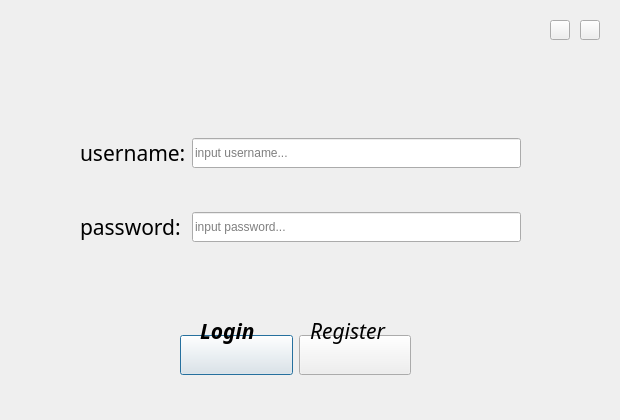
Qt form phase2/loginpage.ui (Friend-Albert/logisticsManagement) before a commit.
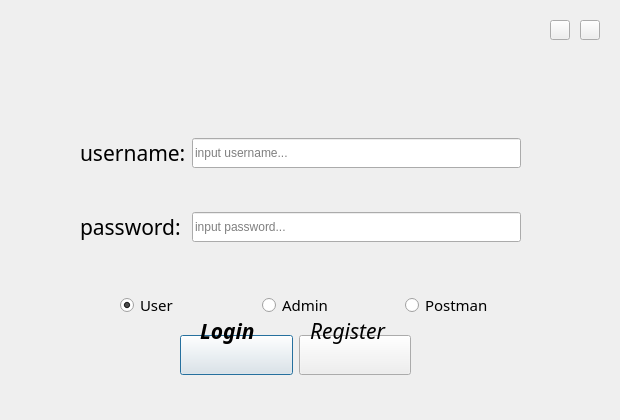
The same form after that commit.

Commit message: complete admin page

Diff of the .ui file:
```diff
--- a/phase2/loginpage.ui
+++ b/phase2/loginpage.ui
@@ -236,6 +236,60 @@
      <string/>
     </property>
    </widget>
+   <widget class="QWidget" name="horizontalLayoutWidget">
+    <property name="geometry">
+     <rect>
+      <x>110</x>
+      <y>280</y>
+      <width>421</width>
+      <height>31</height>
+     </rect>
+    </property>
+    <layout class="QHBoxLayout" name="horizontalLayout">
+     <item>
+      <widget class="QRadioButton" name="userbtn">
+       <property name="font">
+        <font>
+         <family>Corbel</family>
+         <pointsize>11</pointsize>
+        </font>
+       </property>
+       <property name="text">
+        <string>User</string>
+       </property>
+       <property name="checked">
+        <bool>true</bool>
+       </property>
+      </widget>
+     </item>
+     <item>
+      <widget class="QRadioButton" name="adminbtn">
+       <property name="font">
+        <font>
+         <family>Corbel</family>
+         <pointsize>11</pointsize>
+        </font>
+       </property>
+       <property name="text">
+        <string>Admin</string>
+       </property>
+      </widget>
+     </item>
+     <item>
+      <widget class="QRadioButton" name="postmanbtn">
+       <property name="font">
+        <font>
+         <family>Corbel</family>
+         <pointsize>11</pointsize>
+        </font>
+       </property>
+       <property name="text">
+        <string>Postman</string>
+       </property>
+      </widget>
+     </item>
+    </layout>
+   </widget>
    <zorder>horizontalLayoutWidget_2</zorder>
    <zorder>verticalLayoutWidget_2</zorder>
    <zorder>quit</zorder>
```
Left out of the diff: 1 changed line with no effect on the pictures. The commit also changes 21 other files.
